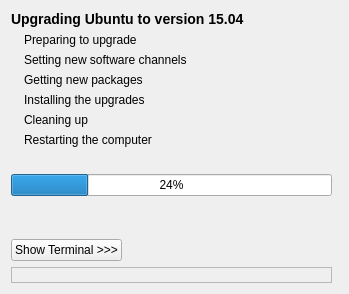
Old version of the form DistUpgrade/window_main.ui in the repository stek29/ubuntu-release-upgrader.
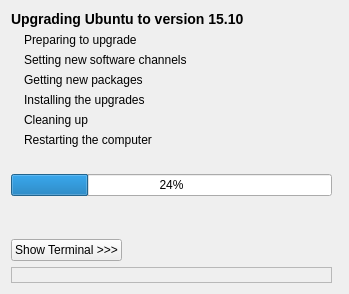
New version of the form.

Commit message: * DistUpgrade/{EOL,}ReleaseAnnouncement,   DistUpgrade/DistUpgrade/window_main.ui,   data/gtkbuilder/DistUpgrade.ui,   data/DistUpgrade.cfg,   pre-build.sh:   - updated for 15.04->15.10

```diff
--- a/DistUpgrade/window_main.ui
+++ b/DistUpgrade/window_main.ui
@@ -236,7 +236,7 @@
    <item row="0" column="0" colspan="4">
     <widget class="QLabel" name="label_title">
      <property name="text">
-      <string>&lt;b&gt;&lt;big&gt;Upgrading Ubuntu to version 15.04&lt;/big&gt;&lt;/b&gt;</string>
+      <string>&lt;b&gt;&lt;big&gt;Upgrading Ubuntu to version 15.10&lt;/big&gt;&lt;/b&gt;</string>
      </property>
      <property name="wordWrap">
       <bool>false</bool>
```
The commit also changes 7 other files.
